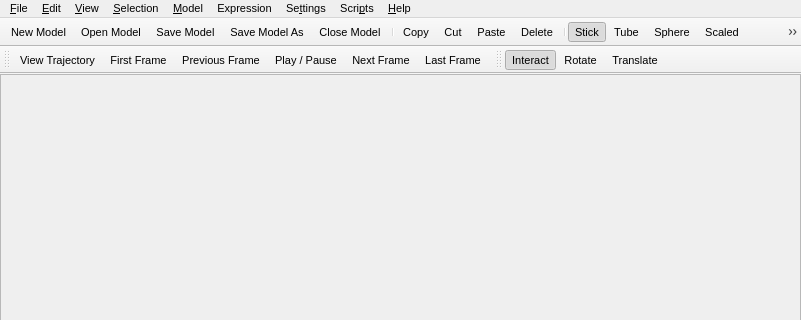
trisyoungs/aten, file branches/nugui/src/gui/mainwindow.ui: the form before one commit; both pictures show x 0 to 801 and y 0 to 320 of the 801 by 477 pixel window.
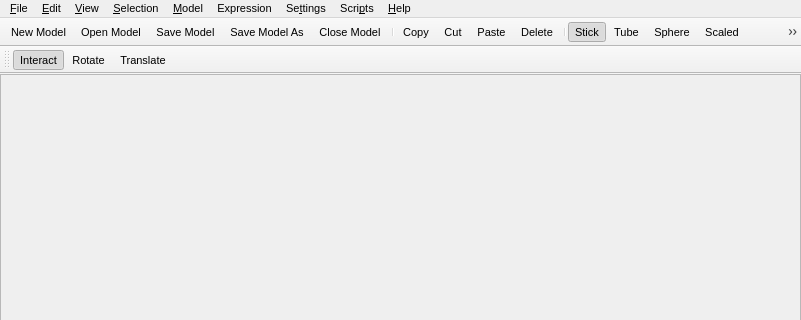
The form after the commit. Icons and pictures are not drawn.

Commit message: Added check to LineParser::readNextLine() to prevent buffer overflow (and fix probing of binary files). Added Log::Visual increment in Model::setRenderSource(). Partial addition of TrajectoryWidget to replace TrajectoryToolbar.

```diff
--- a/branches/nugui/src/gui/mainwindow.ui
+++ b/branches/nugui/src/gui/mainwindow.ui
@@ -347,38 +347,6 @@
    <addaction name="actionSelectionExpand"/>
    <addaction name="actionSelectionInvert"/>
   </widget>
-  <widget class="QToolBar" name="TrajectoryToolbar">
-   <property name="sizePolicy">
-    <sizepolicy hsizetype="Preferred" vsizetype="Fixed">
-     <horstretch>0</horstretch>
-     <verstretch>0</verstretch>
-    </sizepolicy>
-   </property>
-   <property name="windowTitle">
-    <string>Trajectory Playback</string>
-   </property>
-   <property name="orientation">
-    <enum>Qt::Horizontal</enum>
-   </property>
-   <property name="iconSize">
-    <size>
-     <width>20</width>
-     <height>20</height>
-    </size>
-   </property>
-   <attribute name="toolBarArea">
-    <enum>TopToolBarArea</enum>
-   </attribute>
-   <attribute name="toolBarBreak">
-    <bool>true</bool>
-   </attribute>
-   <addaction name="actionTrajectoryViewTrajectory"/>
-   <addaction name="actionTrajectoryFirstFrame"/>
-   <addaction name="actionTrajectoryPreviousFrame"/>
-   <addaction name="actionTrajectoryPlayPause"/>
-   <addaction name="actionTrajectoryNextFrame"/>
-   <addaction name="actionTrajectoryLastFrame"/>
-  </widget>
   <widget class="QToolBar" name="MouseToolbar">
    <property name="windowTitle">
     <string>Mouse</string>
@@ -396,7 +364,7 @@
     <enum>TopToolBarArea</enum>
    </attribute>
    <attribute name="toolBarBreak">
-    <bool>false</bool>
+    <bool>true</bool>
    </attribute>
    <addaction name="actionMouseInteract"/>
    <addaction name="actionMouseRotate"/>
```
Left out of the diff: 17 changed lines with no effect on the pictures. The commit also changes 12 other files.
